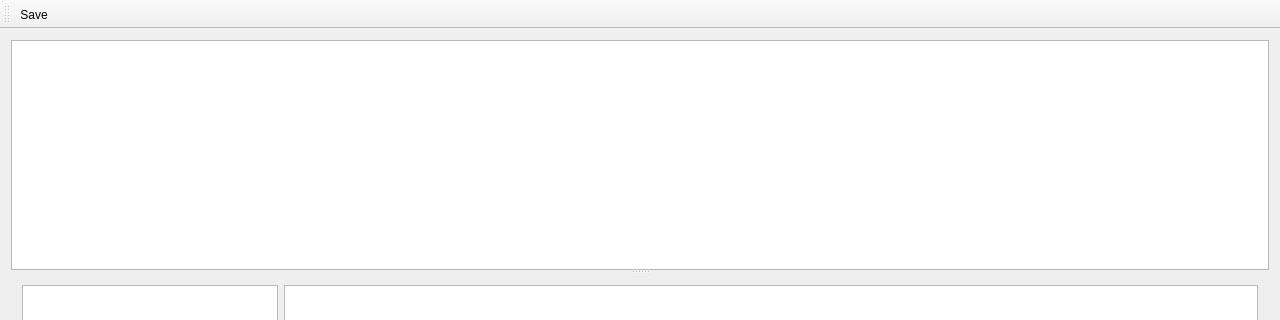
First picture: the form in mainwindow.ui, repository laybatin/ImageDomino, before the edit; both pictures show x 0 to 1280 and y 0 to 320 of the 1280 by 800 pixel window.
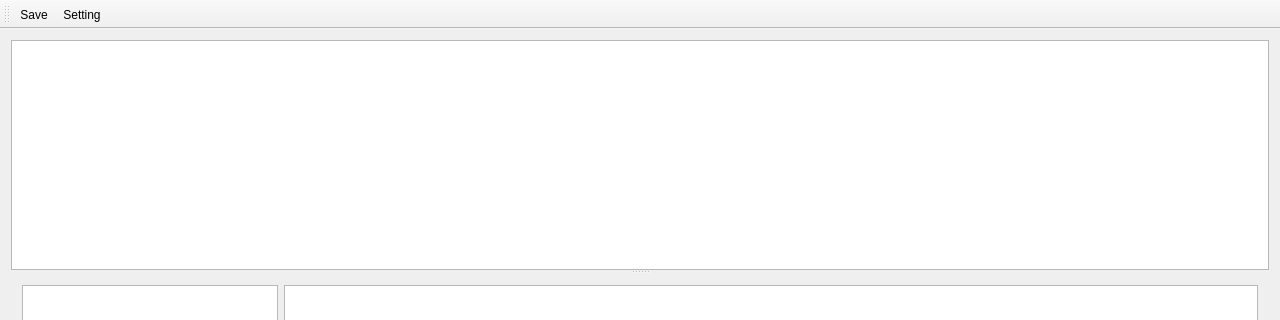
Second picture: the form after the edit. Icons and pictures are not drawn. Custom widgets are drawn as their Qt base class.

Diff of the .ui file:
```diff
--- a/mainwindow.ui
+++ b/mainwindow.ui
@@ -154,6 +154,7 @@
     <bool>false</bool>
    </attribute>
    <addaction name="actionSave"/>
+   <addaction name="actionSetting"/>
   </widget>
   <widget class="QStatusBar" name="statusBar"/>
   <action name="actionSave">
@@ -168,6 +169,11 @@
     <string>만들어진 이미지를 저장합니다.</string>
    </property>
   </action>
+  <action name="actionSetting">
+   <property name="text">
+    <string>Setting</string>
+   </property>
+  </action>
  </widget>
  <layoutdefault spacing="6" margin="11"/>
  <customwidgets>
```
